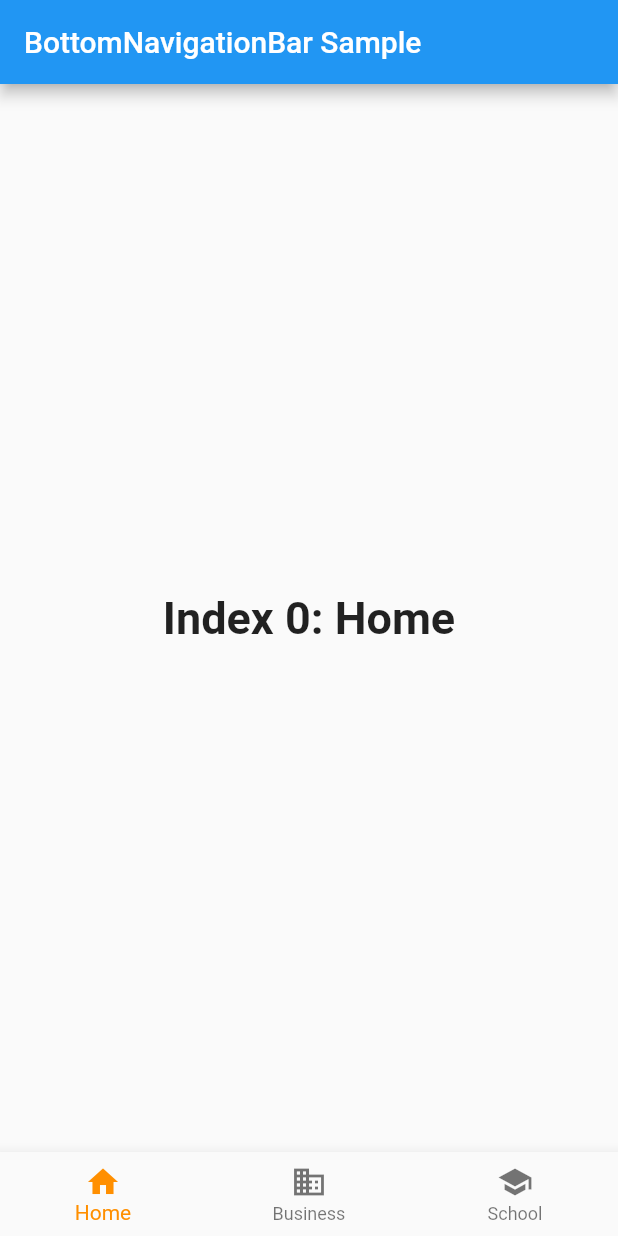
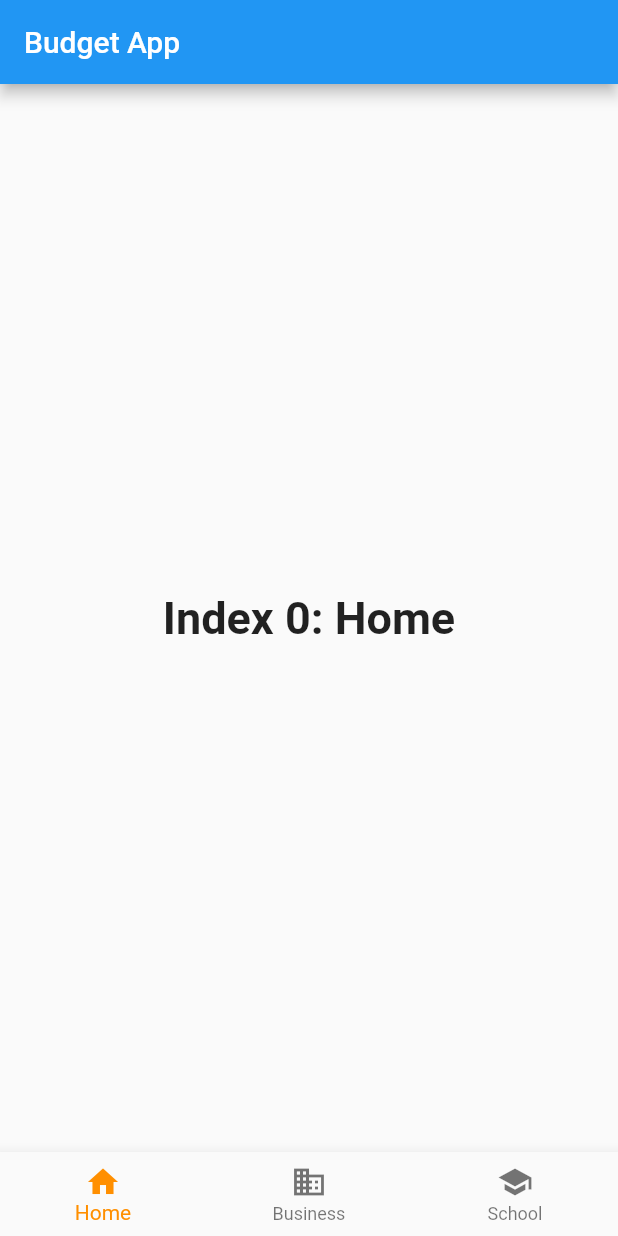
Before and after one commit to josemlegal/budget_mobile, a Flutter app: the screen it shows after launch, on a phone screen of 412 x 824 dp. Run offline on Flutter 3.47's test engine with Material 2 defaults, Android fonts, the phone set to English and light mode, and no system bars; our stand-ins replace flutter_svg, get_it, go_router, stacked_services.

Commit message:
Update the main.dart

```diff
--- a/lib/main.dart
+++ b/lib/main.dart
@@ -55,7 +55,7 @@ class _MyStatefulWidgetState extends State<MyStatefulWidget> {
   Widget build(BuildContext context) {
     return Scaffold(
       appBar: AppBar(
-        title: const Text('BottomNavigationBar Sample'),
+        title: const Text('Budget App'),
       ),
       body: Center(
         child: _widgetOptions.elementAt(_selectedIndex),
--- a/pubspec.yaml
+++ b/pubspec.yaml
@@ -7,9 +7,13 @@ environment:
   sdk: '>=2.19.0 <3.0.0'
 
 dependencies:
+  dio: ^5.1.1
   flutter:
     sdk: flutter
+  flutter_svg: ^2.0.4
+  get_it: ^7.2.0
   go_router: ^6.0.1
+  stacked_services: ^1.0.0
 
 dev_dependencies:
   flutter_test:
```
Also changed, not shown: pubspec.lock.
